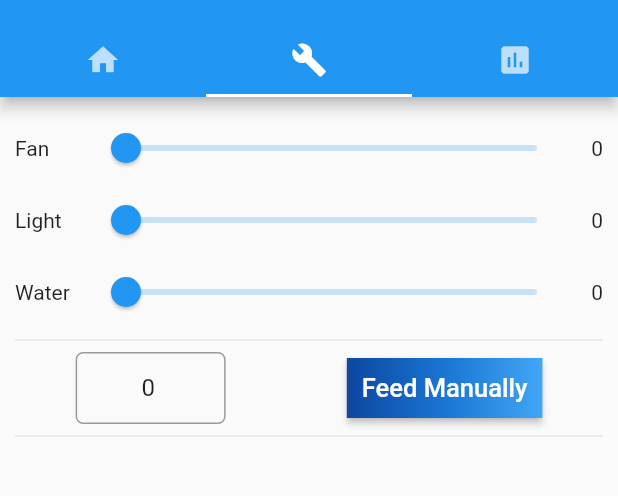
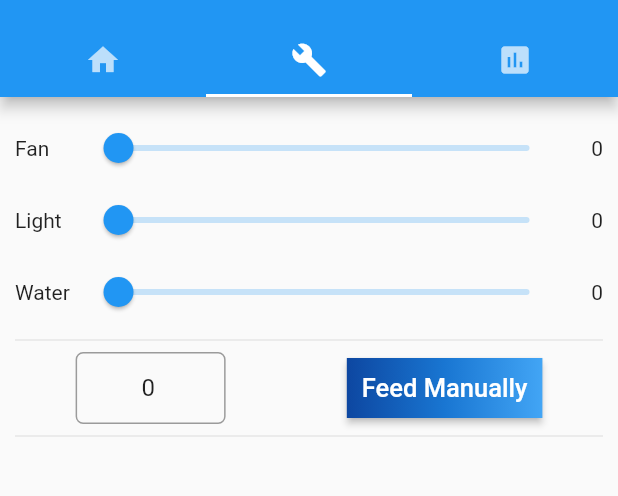
Before and after one commit to piyo-oyap/mcrays-app, a Flutter app: the screen it shows after launch, tab 2 chosen, on a phone screen of 412 x 824 dp, the part 59-555 px from its top. Run offline on Flutter 3.47's test engine with Material 2 defaults, Android fonts, the phone set to English and light mode, and no system bars; our stand-ins replace string_validator; network calls fail.

Commit message:
Add json validator, minor layout fix

```diff
--- a/lib/ui/control_sliders.dart
+++ b/lib/ui/control_sliders.dart
@@ -1,4 +1,5 @@
 import 'package:flutter/material.dart';
+import 'package:string_validator/string_validator.dart';
 import 'package:aquaphonics/message_communication.dart';
 
 class ControlSliders extends StatelessWidget {
@@ -49,8 +50,9 @@ class _SliderWidget extends State<SliderWidget> with AutomaticKeepAliveClientMix
     messageCom.send("command", prefix + value.round().toString());
   }
 
-  void _onDataReceived(json) {
-    String command = json["content"];
+  void _onDataReceived(command) {
+    if (isJson(command)) return;      // stop parsing when content contains json
+
     if ((command.startsWith("S") && widget.id == SliderID.fan)
     || (command.startsWith("L") && widget.id == SliderID.light)
     || (command.startsWith("W") && widget.id == SliderID.water)
@@ -75,7 +77,7 @@ class _SliderWidget extends State<SliderWidget> with AutomaticKeepAliveClientMix
     Row(
       children: <Widget>[
         SizedBox(
-          width: 50,
+          width: 45,
           child: Text("${widget.name}"),
         ),
         Expanded(
@@ -90,7 +92,7 @@ class _SliderWidget extends State<SliderWidget> with AutomaticKeepAliveClientMix
             ),
         ),
         SizedBox(
-          width: 20,
+          width: 25,
           child: Text("${_value.round()}", textAlign: TextAlign.right,),
         ),
       ],
--- a/pubspec.yaml
+++ b/pubspec.yaml
@@ -21,6 +21,8 @@ dependencies:
     sdk: flutter
 
   web_socket_channel: ^1.1.0
+
+  string_validator: ^0.1.3
 
   # The following adds the Cupertino Icons font to your application.
   # Use with the CupertinoIcons class for iOS style icons.
```
Also changed, not shown: pubspec.lock.
